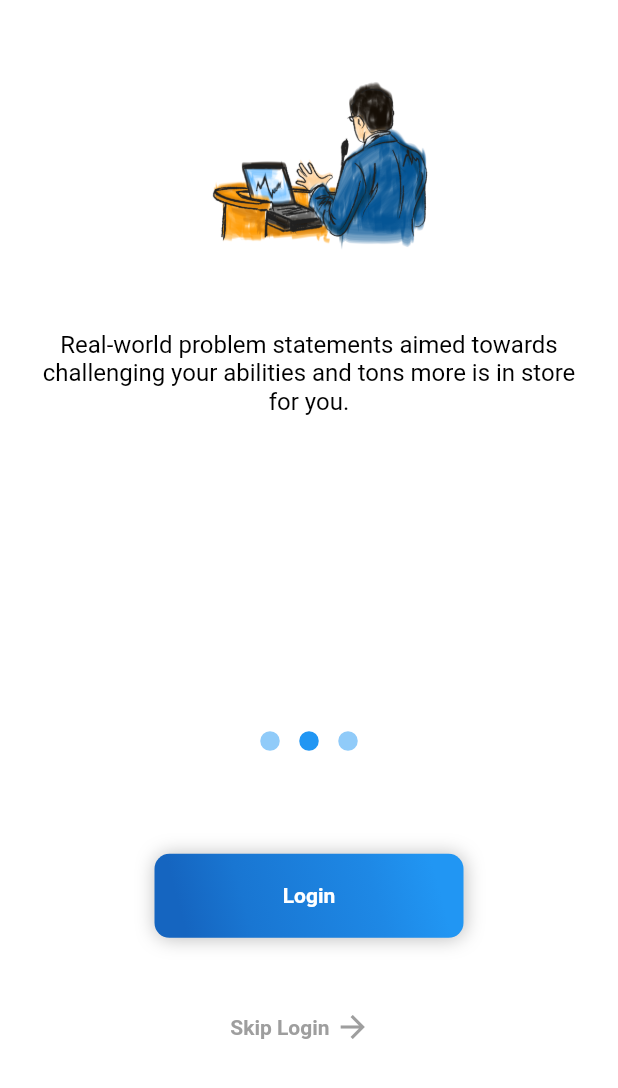
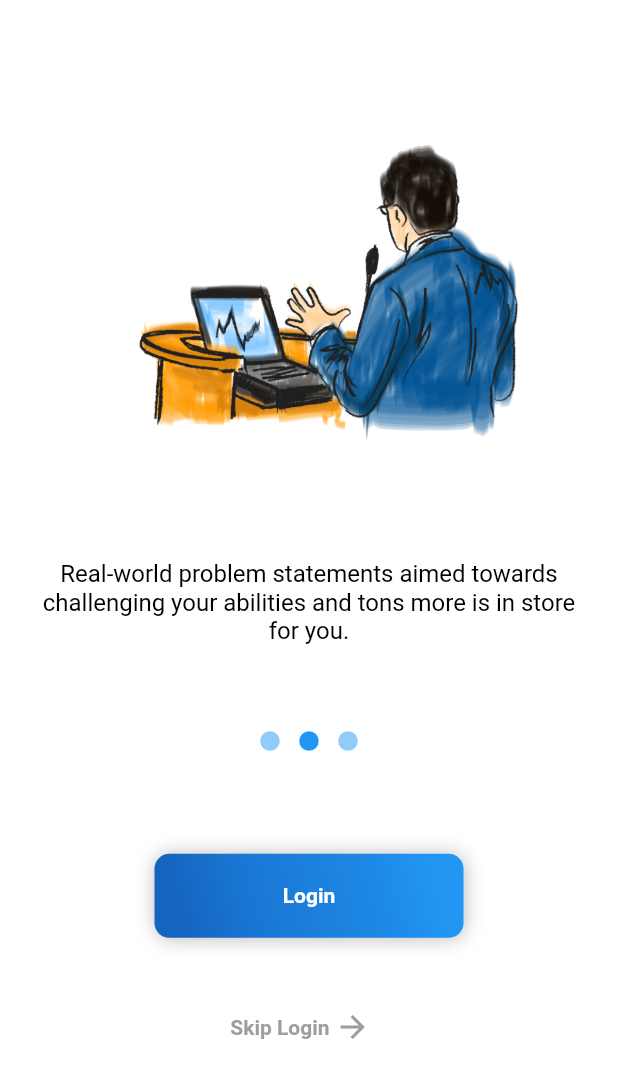
Before and after one commit to pratzmewara/VITHack, a Flutter app: the screen it shows after launch, swiped to page 2, on a phone screen of 412 x 824 dp, the part 148-1236 px from its top. Run offline on Flutter 3.47's test engine with Material 2 defaults, Android fonts, the phone set to English and light mode, and no system bars; drawn by our look-alikes of intro_slider; our stand-ins replace flip_card, flutter_svg, fluttertoast, qr_flutter, shared_preferences; missing offline and left inert: qrcode_reader, snaplist; Roboto replaces fonts that are missing (Raleway, RobotoMono).

Commit message:
minor changes before realease

```diff
--- a/lib/pages/introductoryPage.dart
+++ b/lib/pages/introductoryPage.dart
@@ -148,11 +148,12 @@ class IntroScreenState extends State<IntroScreen> {
                 // ),
                 margin: EdgeInsets.only(top: 20.0),
               ),
-              GestureDetector(
+              Container(
+
                   child: Image.asset(
                 currentSlide.pathImage,
-                width: 200.0,
-                height: 200.0,
+                width:(MediaQuery.of(context).size.height/4)*3,
+                height: (MediaQuery.of(context).size.height/7)*3,
                 fit: BoxFit.contain,
               )),
 
--- a/pubspec.yaml
+++ b/pubspec.yaml
@@ -46,8 +46,8 @@ flutter_icons:
   # image_path: "lib/assests/aboutus.png"
   ios: true
   android: true
-  image_path_ios: "lib/assests/aboutus.png"
-  image_path_android: "lib/assests/aboutus.png"
+  image_path_ios: 'lib/assests/logo.png'
+  image_path_android: 'lib/assests/logo.png'
 
 dev_dependencies:
   http: ^0.12.0+1
```
Also changed, not shown: lib/pages/contactUsPage.dart (+5 -5 lines), pubspec.lock, 20 other files.
